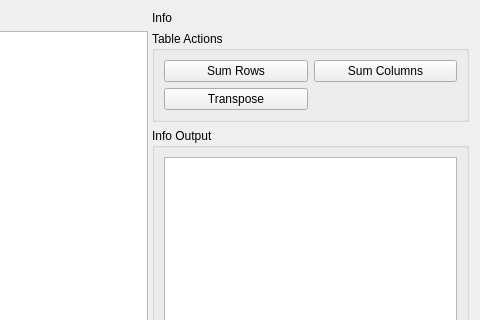
This is ui/FileViewerWidget.ui in danielhsu021202/PythonCBAS as Qt 5 draws it before an edit; both pictures show x 475 to 955 and y 0 to 320 of the 955 by 699 pixel window. The edited form follows.
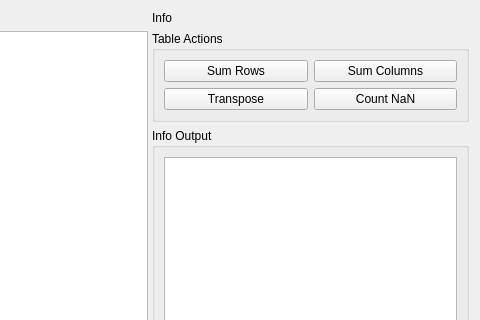
This is the edited form. Icons and pictures are not drawn.

What changed in the file:
```diff
--- a/ui/FileViewerWidget.ui
+++ b/ui/FileViewerWidget.ui
@@ -233,6 +233,13 @@
             </property>
            </widget>
           </item>
+          <item row="1" column="1">
+           <widget class="QPushButton" name="countNaNButton">
+            <property name="text">
+             <string>Count NaN</string>
+            </property>
+           </widget>
+          </item>
          </layout>
         </widget>
        </item>
```
